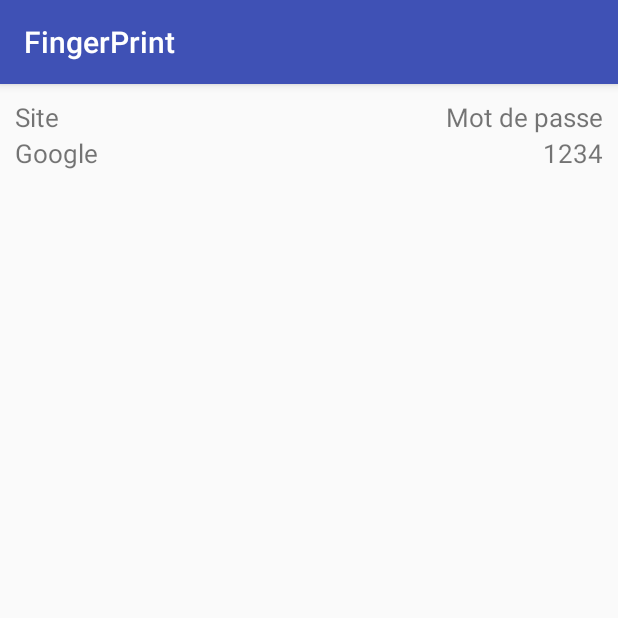
After one commit to LumenH/P3A, an Android app: the AuthSucceedActivity screen opened directly, with no data from a screen before it, on a phone screen of 412 x 824 dp, the top half of it. The commit adds this screen. Run offline under Robolectric (Android 15) with nearby library versions, the phone set to English and light mode, and no system bars.

Commit message:
add new activity

```diff
--- a/FingerPrint/app/src/main/AndroidManifest.xml
+++ b/FingerPrint/app/src/main/AndroidManifest.xml
@@ -17,6 +17,9 @@
                 <category android:name="android.intent.category.LAUNCHER" />
             </intent-filter>
         </activity>
+        <activity android:name=".AuthSucceedActivity">
+
+        </activity>
     </application>
 
 </manifest>
--- /dev/null
+++ b/FingerPrint/app/src/main/java/com/example/aureliedebrot/fingerprint/AuthSucceedActivity.java
@@ -0,0 +1,16 @@
+package com.example.aureliedebrot.fingerprint;
+
+import android.os.Bundle;
+import android.support.v7.app.AppCompatActivity;
+
+/**
+ * Created by aurelie.debrot on 17.11.2016.
+ */
+
+public class AuthSucceedActivity extends AppCompatActivity {
+    @Override
+    protected void onCreate(Bundle savedInstanceState){
+        super.onCreate(savedInstanceState);
+        setContentView(R.layout.authsucceed_activity);
+    }
+}
--- a/FingerPrint/app/src/main/java/com/example/aureliedebrot/fingerprint/FingerPrintHandler.java
+++ b/FingerPrint/app/src/main/java/com/example/aureliedebrot/fingerprint/FingerPrintHandler.java
@@ -2,15 +2,16 @@ package com.example.aureliedebrot.fingerprint;
 
 import android.Manifest;
 import android.content.Context;
+import android.content.Intent;
 import android.content.pm.PackageManager;
 import android.hardware.fingerprint.FingerprintManager;
 import android.os.CancellationSignal;
 import android.support.v4.app.ActivityCompat;
 import android.widget.Toast;
 
-/**
- * Created by aurelie.debrot on 03.11.2016.
- */
+import static android.support.v4.app.ActivityCompat.startActivity;
+
+//From : http://www.techotopia.com/index.php/An_Android_Fingerprint_Authentication_Tutorial(03.11.16)
 
 public class FingerPrintHandler extends FingerprintManager.AuthenticationCallback{
 
@@ -40,7 +41,11 @@ public class FingerPrintHandler extends FingerprintManager.AuthenticationCallbac
     public void onAuthenticationFailed(){
         Toast.makeText(appContext,"Authentication failed",Toast.LENGTH_LONG).show();
     }
-    public void onAuthenticationSucceeded(FingerprintManager.AuthenticationResult result){
+    public void onAuthenticationSucceeded(FingerprintManager.AuthenticationResult result ){
         Toast.makeText(appContext,"Authentication succeeded",Toast.LENGTH_LONG).show();
+        //Ouvrir une nouvelle page avec une application à faire dans la main activity plutôt qu'ici
+        Intent intent = new Intent();
+        intent.setClass(appContext,AuthSucceedActivity.class);
+        appContext.startActivity(intent);
     }
 }
--- a/FingerPrint/app/src/main/java/com/example/aureliedebrot/fingerprint/MainActivity.java
+++ b/FingerPrint/app/src/main/java/com/example/aureliedebrot/fingerprint/MainActivity.java
@@ -26,6 +26,8 @@ import javax.crypto.Cipher;
 import javax.crypto.KeyGenerator;
 import javax.crypto.NoSuchPaddingException;
 import javax.crypto.SecretKey;
+
+//From : http://www.techotopia.com/index.php/An_Android_Fingerprint_Authentication_Tutorial(03.11.16)
 
 public class MainActivity extends AppCompatActivity {
 
--- /dev/null
+++ b/FingerPrint/app/src/main/res/layout/authsucceed_activity.xml
@@ -0,0 +1,38 @@
+<?xml version="1.0" encoding="utf-8"?>
+<LinearLayout xmlns:android="http://schemas.android.com/apk/res/android"
+    android:orientation="vertical" android:layout_width="match_parent"
+    android:layout_height="match_parent"
+    android:id="@+id/authsucceed_activity">
+
+    <TableLayout
+        android:layout_marginTop="30dp"
+        android:layout_width="match_parent"
+        android:layout_height="wrap_content"
+        android:stretchColumns="1"
+        android:layout_margin="10dp"
+        >
+        <TableRow>
+            <TextView
+                android:text="Site"
+                android:textSize="17dp"
+                />
+            <TextView
+                android:text="Mot de passe"
+                android:textSize="17dp"
+                android:gravity="right"
+                />
+        </TableRow>
+        <TableRow>
+            <TextView
+                android:text="Google"
+                android:textSize="17dp"
+                />
+            <TextView
+                android:text="1234"
+                android:textSize="17dp"
+                android:gravity="right"
+                />
+        </TableRow>
+    </TableLayout>
+
+</LinearLayout>
--- a/FingerPrint/build.gradle
+++ b/FingerPrint/build.gradle
@@ -5,7 +5,7 @@ buildscript {
         jcenter()
     }
     dependencies {
-        classpath 'com.android.tools.build:gradle:2.2.1'
+        classpath 'com.android.tools.build:gradle:2.2.2'
 
         // NOTE: Do not place your application dependencies here; they belong
         // in the individual module build.gradle files
```
